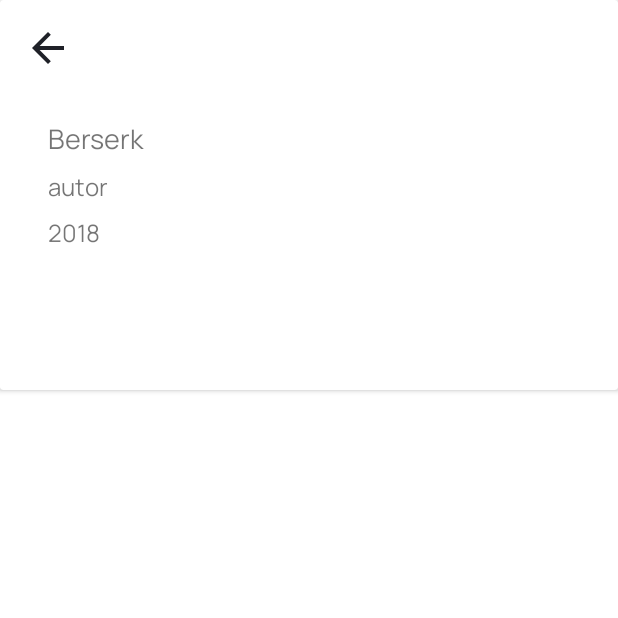
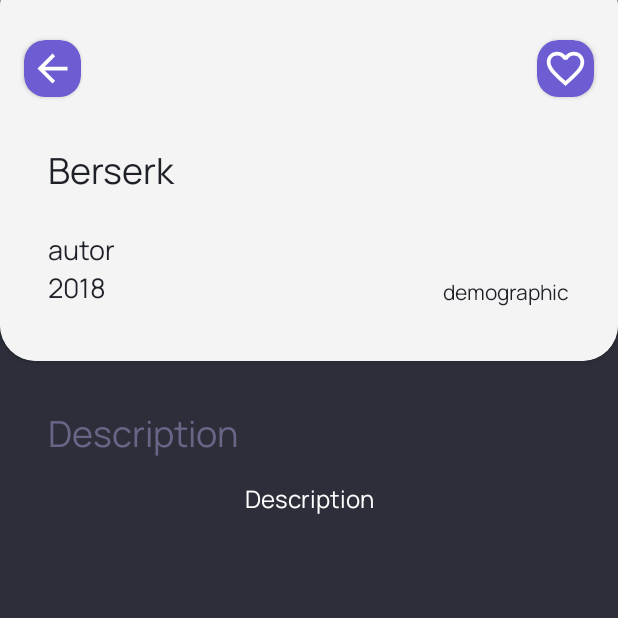
Before and after one commit to ggggabriell/MangaRead, an Android app: the Manga screen opened directly, with no data from a screen before it, on a phone screen of 412 x 824 dp, the top half of it. Run offline under Robolectric (Android 15) with nearby library versions, the phone set to English and light mode, and no system bars; pictures from the network do not load.

Commit message:
ajustes na tela de mangá

```diff
--- a/app/build.gradle
+++ b/app/build.gradle
@@ -46,4 +46,5 @@ dependencies {
     //    GLIDE
     implementation 'com.github.bumptech.glide:glide:4.11.0'
     annotationProcessor 'com.github.bumptech.glide:compiler:4.11.0'
+
 }
--- a/app/src/main/java/com/example/mangareader/view/MainActivity.java
+++ b/app/src/main/java/com/example/mangareader/view/MainActivity.java
@@ -67,6 +67,8 @@ public class MainActivity extends AppCompatActivity implements MangaFeaturesAdap
                 mangaFeaturesAdapter = new MangaFeaturesAdapter(mangaList, this);
                 binding.rvMangaList.setAdapter(mangaFeaturesAdapter);
 
+            }else{
+                Toast.makeText(this, "Error while loading.", Toast.LENGTH_SHORT).show();
             }
         });
 
--- a/app/src/main/java/com/example/mangareader/view/Manga.java
+++ b/app/src/main/java/com/example/mangareader/view/Manga.java
@@ -2,23 +2,20 @@ package com.example.mangareader.view;
 
 import androidx.annotation.NonNull;
 import androidx.annotation.Nullable;
-import androidx.annotation.RequiresApi;
 import androidx.appcompat.app.AppCompatActivity;
 
 import android.graphics.Bitmap;
 import android.graphics.drawable.BitmapDrawable;
 import android.graphics.drawable.Drawable;
-import android.os.Build;
 import android.os.Bundle;
 
 import com.bumptech.glide.Glide;
+
 import com.bumptech.glide.request.target.CustomTarget;
-import com.bumptech.glide.request.target.SimpleTarget;
 import com.bumptech.glide.request.transition.Transition;
-import com.example.mangareader.R;
-import com.example.mangareader.databinding.ActivityMainBinding;
 import com.example.mangareader.databinding.ActivityMangaBinding;
 import com.example.mangareader.domain.model.MangaModel;
+
 
 public class Manga extends AppCompatActivity {
 
@@ -37,16 +34,19 @@ public class Manga extends AppCompatActivity {
             binding.tvAuthor.setText(manga.getAuthor());
             binding.tvTitle.setText(manga.getTitle());
             binding.tvCreatedAt.setText(manga.getCreatedAt());
+            binding.tvDemographic.setText(manga.getPublicationDemographic());
+            binding.tvDesc.setText(manga.getDesc());
             Glide.with(this)
                     .asBitmap()
                     .load("https://mangadex.org/covers/" + manga.getMangaCover())
                     .centerCrop()
-                    .override(256, 512)
+                    .override(512, 256)
                     .into(new CustomTarget<Bitmap>() {
                               @Override
                               public void onResourceReady(@NonNull Bitmap resource, @Nullable Transition<? super Bitmap> transition) {
                                   Drawable dr = new BitmapDrawable(resource);
-                                  binding.cvMenu.setBackground(dr);
+                                  binding.clMenu.setBackground(dr);
+                                  binding.clMenu.getBackground().setAlpha(130);
                               }
 
                               @Override
@@ -55,7 +55,10 @@ public class Manga extends AppCompatActivity {
                               }
                           }
                     );
+
         }
+
+        binding.ivArrowBack.setOnClickListener(v -> finish());
 
     }
 }
--- a/app/src/main/java/com/example/mangareader/view/fragments/Search.java
+++ b/app/src/main/java/com/example/mangareader/view/fragments/Search.java
@@ -12,6 +12,7 @@ import android.text.TextWatcher;
 import android.view.LayoutInflater;
 import android.view.View;
 import android.view.ViewGroup;
+import android.widget.Toast;
 
 import com.example.mangareader.R;
 import com.example.mangareader.adapter.MangaFeaturesAdapter;
@@ -52,6 +53,9 @@ public class Search extends Fragment implements MangaFeaturesAdapter.OnClick {
                 binding.rvSearchManga.setHasFixedSize(true);
                 mangaSearchAdapter = new MangaFeaturesAdapter(searchMangaList, this);
                 binding.rvSearchManga.setAdapter(mangaSearchAdapter);
+            }else{
+                Toast.makeText(view.getContext(), "Error while loading.", Toast.LENGTH_SHORT).show();
+
             }
         });
 
--- /dev/null
+++ b/app/src/main/res/drawable/background_shape.xml
@@ -0,0 +1,7 @@
+<?xml version="1.0" encoding="utf-8"?>
+<shape xmlns:android="http://schemas.android.com/apk/res/android">
+    <solid android:color="@android:color/transparent"></solid>
+    <corners
+        android:bottomLeftRadius="0dp"
+        android:bottomRightRadius="24dp"></corners>
+</shape>
--- /dev/null
+++ b/app/src/main/res/drawable/ic_favorite_selected.xml
@@ -0,0 +1,5 @@
+<vector android:height="24dp" android:tint="#000000"
+    android:viewportHeight="24" android:viewportWidth="24"
+    android:width="24dp" xmlns:android="http://schemas.android.com/apk/res/android">
+    <path android:fillColor="@android:color/white" android:pathData="M12,21.35l-1.45,-1.32C5.4,15.36 2,12.28 2,8.5 2,5.42 4.42,3 7.5,3c1.74,0 3.41,0.81 4.5,2.09C13.09,3.81 14.76,3 16.5,3 19.58,3 22,5.42 22,8.5c0,3.78 -3.4,6.86 -8.55,11.54L12,21.35z"/>
+</vector>
--- /dev/null
+++ b/app/src/main/res/drawable/ic_favorite_unselected.xml
@@ -0,0 +1,5 @@
+<vector android:height="24dp" android:tint="#000000"
+    android:viewportHeight="24" android:viewportWidth="24"
+    android:width="24dp" xmlns:android="http://schemas.android.com/apk/res/android">
+    <path android:fillColor="@android:color/white" android:pathData="M16.5,3c-1.74,0 -3.41,0.81 -4.5,2.09C10.91,3.81 9.24,3 7.5,3 4.42,3 2,5.42 2,8.5c0,3.78 3.4,6.86 8.55,11.54L12,21.35l1.45,-1.32C18.6,15.36 22,12.28 22,8.5 22,5.42 19.58,3 16.5,3zM12.1,18.55l-0.1,0.1 -0.1,-0.1C7.14,14.24 4,11.39 4,8.5 4,6.5 5.5,5 7.5,5c1.54,0 3.04,0.99 3.57,2.36h1.87C13.46,5.99 14.96,5 16.5,5c2,0 3.5,1.5 3.5,3.5 0,2.89 -3.14,5.74 -7.9,10.05z"/>
+</vector>
--- a/app/src/main/res/layout/activity_manga.xml
+++ b/app/src/main/res/layout/activity_manga.xml
@@ -4,51 +4,84 @@
     xmlns:tools="http://schemas.android.com/tools"
     android:layout_width="match_parent"
     android:layout_height="match_parent"
+    android:background="@color/black_500"
     tools:context=".view.Manga">
 
     <androidx.cardview.widget.CardView
         android:id="@+id/cvMenu"
         android:layout_width="match_parent"
         android:layout_height="260dp"
+        android:layout_marginTop="-20dp"
+        app:cardCornerRadius="24dp"
         app:layout_constraintStart_toStartOf="parent"
         app:layout_constraintTop_toTopOf="parent">
 
         <androidx.constraintlayout.widget.ConstraintLayout
             android:id="@+id/clMenu"
             android:layout_width="match_parent"
-            android:layout_height="260dp"
-            app:layout_constraintStart_toStartOf="parent"
-            app:layout_constraintTop_toTopOf="parent">
+            android:layout_height="match_parent"
+            android:background="@color/gray_200">
 
-            <ImageView
+            <androidx.cardview.widget.CardView
                 android:id="@+id/ivArrowBack"
-                android:layout_width="32dp"
-                android:layout_height="32dp"
-                android:layout_marginLeft="16dp"
-                android:layout_marginTop="16dp"
-                android:src="@drawable/ic_arrow_back"
+                android:layout_width="38dp"
+                android:layout_height="38dp"
+                android:layout_marginStart="16dp"
+                android:layout_marginTop="46dp"
+                android:backgroundTint="@color/primary"
+                android:elevation="16dp"
+                app:cardCornerRadius="14dp"
                 app:layout_constraintStart_toStartOf="parent"
-                app:layout_constraintTop_toTopOf="parent"
-                app:tint="@color/black" />
+                app:layout_constraintTop_toTopOf="parent">
 
-            <ImageView
-                android:id="@+id/ivManga"
-                android:layout_width="120dp"
-                android:layout_height="220dp"
-                android:layout_marginRight="16dp"
-                app:layout_constraintBottom_toBottomOf="parent"
+                <ImageView
+                    android:layout_width="match_parent"
+                    android:layout_height="match_parent"
+                    android:layout_margin="4dp"
+                    android:src="@drawable/ic_arrow_back"
+                    app:tint="@color/white" />
+            </androidx.cardview.widget.CardView>
+
+            <androidx.cardview.widget.CardView
+                android:id="@+id/ivFavorite"
+                android:layout_width="38dp"
+                android:layout_height="38dp"
+                android:layout_marginTop="46dp"
+                android:layout_marginEnd="16dp"
+                android:backgroundTint="@color/primary"
+                android:elevation="16dp"
+                app:cardCornerRadius="14dp"
                 app:layout_constraintEnd_toEndOf="parent"
-                app:layout_constraintTop_toTopOf="parent" />
+                app:layout_constraintTop_toTopOf="parent">
+
+                <ImageView
+                    android:layout_width="match_parent"
+                    android:layout_height="match_parent"
+                    android:layout_margin="4dp"
+                    android:src="@drawable/ic_favorite_unselected"
+                    app:tint="@color/white" />
+            </androidx.cardview.widget.CardView>
+
+
+            <!--            <ImageView-->
+            <!--                android:id="@+id/ivManga"-->
+            <!--                android:layout_width="120dp"-->
+            <!--                android:layout_height="220dp"-->
+            <!--                android:layout_marginRight="16dp"-->
+            <!--                app:layout_constraintBottom_toBottomOf="parent"-->
+            <!--                app:layout_constraintEnd_toEndOf="parent"-->
+            <!--                app:layout_constraintTop_toTopOf="parent" />-->
 
             <TextView
                 android:id="@+id/tvTitle"
                 android:layout_width="wrap_content"
                 android:layout_height="wrap_content"
-                android:layout_marginLeft="32dp"
+                android:layout_marginStart="32dp"
                 android:layout_marginTop="32dp"
                 android:fontFamily="@font/poppinsregular"
                 android:text="Berserk"
-                android:textSize="18sp"
+                android:textColor="@color/black"
+                android:textSize="24sp"
                 app:layout_constraintStart_toStartOf="parent"
                 app:layout_constraintTop_toBottomOf="@id/ivArrowBack" />
 
@@ -56,9 +89,10 @@
                 android:id="@+id/tvAuthor"
                 android:layout_width="wrap_content"
                 android:layout_height="wrap_content"
-                android:layout_marginTop="8dp"
+                android:layout_marginTop="24dp"
                 android:text="autor"
-                android:textSize="16sp"
+                android:textColor="@color/black"
+                android:textSize="18sp"
                 app:layout_constraintStart_toStartOf="@id/tvTitle"
                 app:layout_constraintTop_toBottomOf="@id/tvTitle" />
 
@@ -66,14 +100,64 @@
                 android:id="@+id/tvCreatedAt"
                 android:layout_width="wrap_content"
                 android:layout_height="wrap_content"
-                android:layout_marginTop="8dp"
                 android:text="2018"
-                android:textSize="16sp"
+                android:textColor="@color/black"
+                android:textSize="18sp"
                 app:layout_constraintStart_toStartOf="@id/tvAuthor"
                 app:layout_constraintTop_toBottomOf="@id/tvAuthor" />
+
+            <TextView
+                android:id="@+id/tvDemographic"
+                android:layout_width="wrap_content"
+                android:layout_height="wrap_content"
+                android:layout_marginEnd="32dp"
+                android:text="demographic"
+                android:textColor="@color/black"
+                android:textSize="14sp"
+                app:layout_constraintBottom_toBottomOf="@id/tvCreatedAt"
+                app:layout_constraintEnd_toEndOf="parent" />
+
         </androidx.constraintlayout.widget.ConstraintLayout>
+    </androidx.cardview.widget.CardView>
+
+    <androidx.constraintlayout.widget.ConstraintLayout
+        android:id="@+id/clBody"
+        android:layout_width="match_parent"
+        android:layout_height="wrap_content"
+        app:layout_constraintTop_toBottomOf="@id/cvMenu"
+        app:layout_constraintStart_toStartOf="parent"
+        app:layout_constraintEnd_toEndOf="parent">
+
+        <TextView
+            android:id="@+id/tvDescription"
+            android:layout_width="wrap_content"
+            android:layout_height="wrap_content"
+            android:layout_marginStart="32dp"
+            android:layout_marginTop="32dp"
+            android:fontFamily="@font/poppinsregular"
+            android:text="@string/desc"
+            android:textColor="@color/dark"
+            android:textSize="24sp"
+            app:layout_constraintStart_toStartOf="parent"
+            app:layout_constraintTop_toTopOf="parent"/>
 
 
-    </androidx.cardview.widget.CardView>
+        <TextView
+            android:id="@+id/tvDesc"
+            android:layout_width="match_parent"
+            android:layout_height="wrap_content"
+            android:layout_marginTop="16dp"
+            android:text="@string/desc"
+            android:textColor="@color/white"
+            android:textSize="16sp"
+            android:layout_marginHorizontal="16dp"
+            android:textAlignment="center"
+            app:layout_constraintTop_toBottomOf="@id/tvDescription"
+            app:layout_constraintStart_toStartOf="parent"
+            app:layout_constraintEnd_toEndOf="parent"/>
+
+    </androidx.constraintlayout.widget.ConstraintLayout>
+
+
 
 </androidx.constraintlayout.widget.ConstraintLayout>
--- a/app/src/main/res/values/strings.xml
+++ b/app/src/main/res/values/strings.xml
@@ -1,5 +1,4 @@
 <resources>
     <string name="app_name">MangaReader</string>
-    <!-- TODO: Remove or change this placeholder text -->
-    <string name="hello_blank_fragment">Hello blank fragment</string>
+    <string name="desc">Description</string>
 </resources>
```
